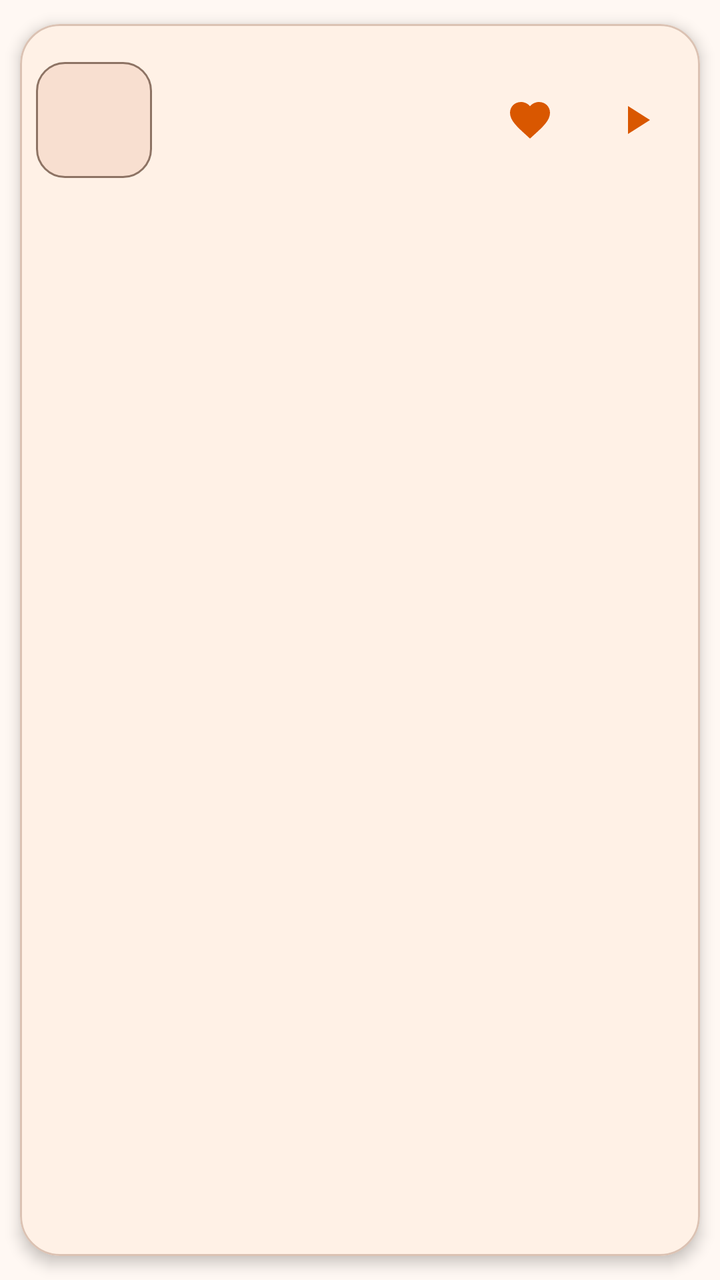
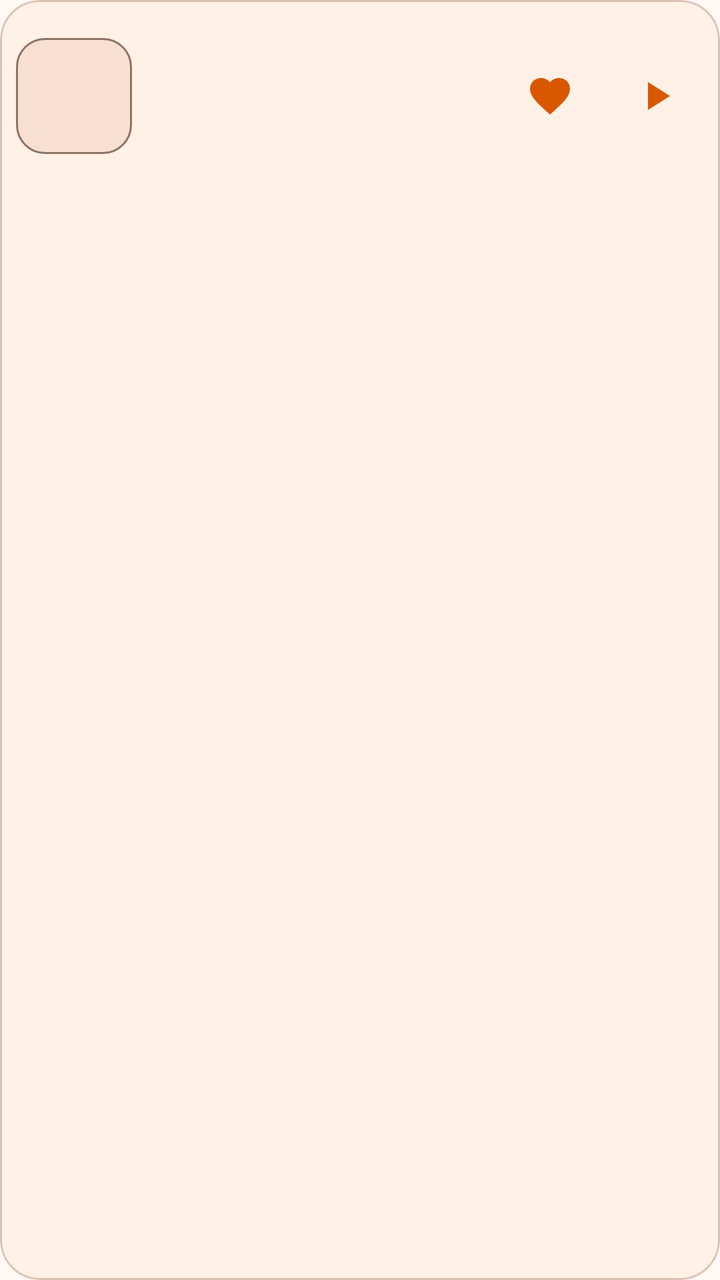

Two renders of the same Android screen: before a commit and after it. Below are the layout's source before the change and the commit's diff.
<!-- AndroidManifest.xml: application theme Theme.DroidBridge -->
<!-- res/layout/item_launcher_instance.xml -->
<?xml version="1.0" encoding="utf-8"?>
<com.google.android.material.card.MaterialCardView xmlns:android="http://schemas.android.com/apk/res/android"
    xmlns:app="http://schemas.android.com/apk/res-auto"
    android:id="@+id/instanceCard"
    android:layout_width="match_parent"
    android:layout_height="wrap_content"
    app:cardElevation="4dp"
    app:cardUseCompatPadding="true"
    app:strokeWidth="1dp">

    <LinearLayout
        android:layout_width="match_parent"
        android:layout_height="wrap_content"
        android:gravity="center_vertical"
        android:minHeight="96dp"
        android:orientation="horizontal"
        android:padding="8dp">

        <ImageView
            android:id="@+id/imageInstanceIcon"
            android:layout_width="58dp"
            android:layout_height="58dp"
            android:background="@drawable/bg_instance_icon"
            android:contentDescription="@string/create_instance_select_icon"
            android:padding="8dp"
            android:scaleType="centerInside"
            android:src="@mipmap/ic_launcher" />

        <LinearLayout
            android:layout_width="0dp"
            android:layout_height="wrap_content"
            android:layout_marginStart="14dp"
            android:layout_weight="1"
            android:orientation="vertical">

            <TextView
                android:id="@+id/textInstanceName"
                android:layout_width="match_parent"
                android:layout_height="wrap_content"
                android:ellipsize="end"
                android:maxLines="1"
                android:textAppearance="@style/TextAppearance.Material3.TitleMedium"
                android:textStyle="bold" />

            <TextView
                android:id="@+id/textInstanceMeta"
                android:layout_width="match_parent"
                android:layout_height="wrap_content"
                android:layout_marginTop="4dp"
                android:ellipsize="end"
                android:maxLines="2"
                android:textAppearance="@style/TextAppearance.Material3.BodySmall" />
        </LinearLayout>
        <ImageButton
            android:id="@+id/buttonFavoriteInstance"
            android:layout_width="42dp"
            android:layout_height="42dp"
            android:layout_marginStart="8dp"
            android:background="?attr/selectableItemBackgroundBorderless"
            android:contentDescription="@string/instance_favorite_add_description"
            android:padding="10dp"
            android:src="@drawable/ic_favorite_24"
            android:tint="?attr/colorPrimary" />

        <ImageButton
            android:id="@+id/buttonDeleteInstance"
            android:layout_width="48dp"
            android:layout_height="48dp"
            android:layout_marginStart="8dp"
            android:background="?attr/selectableItemBackgroundBorderless"
            android:contentDescription="@string/instance_play_content_description"
            android:padding="12dp"
            android:src="@drawable/ic_play_arrow_24"
            android:tint="?attr/colorPrimary" />

        <TextView
            android:id="@+id/textInstanceState"
            android:layout_width="wrap_content"
            android:layout_height="wrap_content"
            android:layout_marginStart="12dp"
            android:visibility="gone"
            android:text="@string/version_state_installed"
            android:textAppearance="@style/TextAppearance.Material3.LabelLarge"
            android:textStyle="bold" />
    </LinearLayout>
</com.google.android.material.card.MaterialCardView>
<!-- resources referenced by this layout -->
<resources>
  <!-- drawable bg_instance_icon (drawable) -->
  <?xml version="1.0" encoding="utf-8"?>
  <shape xmlns:android="http://schemas.android.com/apk/res/android">
      <solid android:color="?attr/colorSurfaceVariant" />
      <corners android:radius="14dp" />
      <stroke
          android:width="1dp"
          android:color="?attr/colorOutline" />
  </shape>
  <!-- drawable ic_favorite_24 (drawable) -->
  <vector xmlns:android="http://schemas.android.com/apk/res/android" android:width="24dp" android:height="24dp" android:viewportWidth="24" android:viewportHeight="24">
      <path android:fillColor="?attr/colorOnSurfaceVariant" android:pathData="M12,21.3l-1.4,-1.3C5.4,15.3 2,12.2 2,8.4C2,5.3 4.4,3 7.5,3c1.7,0 3.4,0.8 4.5,2.1C13.1,3.8 14.8,3 16.5,3C19.6,3 22,5.3 22,8.4c0,3.8 -3.4,6.9 -8.6,11.6z" />
  </vector>
  <!-- drawable ic_play_arrow_24 (drawable) -->
  <vector xmlns:android="http://schemas.android.com/apk/res/android"
      android:width="24dp"
      android:height="24dp"
      android:viewportWidth="24"
      android:viewportHeight="24">
      <path
          android:fillColor="@android:color/white"
          android:pathData="M8,5v14l11,-7z" />
  </vector>
  <!-- mipmap ic_launcher (mipmap-anydpi-v26) -->
  <adaptive-icon xmlns:android="http://schemas.android.com/apk/res/android">
      <background android:drawable="@drawable/ic_launcher_background"/>
      <foreground android:drawable="@drawable/ic_launcher_foreground"/>
  </adaptive-icon>
  <string name="create_instance_select_icon">Select icon</string>
  <string name="instance_favorite_add_description">Add to favourites</string>
  <string name="instance_play_content_description">Play instance</string>
  <string name="version_state_installed">Installed</string>
  <!-- drawable ic_launcher_background (drawable) -->
  <shape xmlns:android="http://schemas.android.com/apk/res/android" android:shape="rectangle">
      <solid android:color="#102116"/>
  </shape>
  <color name="launcher_orange">#D95700</color>
  <color name="launcher_on_orange">#FFFFFF</color>
  <color name="launcher_orange_container">#FFE0C2</color>
  <color name="launcher_on_orange_container">#411400</color>
  <color name="launcher_secondary">#765746</color>
  <color name="launcher_on_secondary">#FFFFFF</color>
  <color name="launcher_secondary_container">#FFDCC7</color>
  <color name="launcher_on_secondary_container">#2C160B</color>
  <color name="launcher_tertiary">#695E2F</color>
  <color name="launcher_on_tertiary">#FFFFFF</color>
  <color name="launcher_tertiary_container">#F2E2A7</color>
  <color name="launcher_on_tertiary_container">#211B00</color>
  <color name="launcher_surface">#FFF8F3</color>
  <color name="launcher_on_surface">#241914</color>
  <color name="launcher_surface_variant">#F8DFD0</color>
  <color name="launcher_on_surface_variant">#584337</color>
  <color name="launcher_outline">#8D7364</color>
  <color name="launcher_outline_variant">#DBC2B3</color>
  <color name="launcher_error">#BA1A1A</color>
  <color name="launcher_on_error">#FFFFFF</color>
  <color name="launcher_error_container">#FFDAD6</color>
  <color name="launcher_on_error_container">#410002</color>
  <color name="launcher_background">#FFF8F3</color>
  <style name="Widget.DroidBridge.Card" parent="Widget.Material3.CardView.Elevated">
          <item name="cardBackgroundColor">@color/launcher_card</item>
          <item name="strokeColor">@color/launcher_outline_variant</item>
          <item name="strokeWidth">1dp</item>
          <item name="cardCornerRadius">20dp</item>
          <item name="cardElevation">0dp</item>
      </style>
  <style name="Widget.DroidBridge.Toolbar" parent="Widget.Material3.Toolbar">
          <item name="android:background">@color/launcher_background</item>
          <item name="titleTextColor">@color/launcher_on_surface</item>
          <item name="navigationIconTint">@color/launcher_on_surface</item>
      </style>
  <color name="launcher_card">#FFF1E6</color>
  <!-- unchanged entries left out for length: 2 -->
</resources>

<!-- the commit's change to res/layout/item_launcher_instance.xml (unified diff, before → after) -->
@@ -4,8 +4,13 @@
     android:id="@+id/instanceCard"
     android:layout_width="match_parent"
     android:layout_height="wrap_content"
-    app:cardElevation="4dp"
-    app:cardUseCompatPadding="true"
+    android:layout_marginStart="4dp"
+    android:layout_marginTop="4dp"
+    android:layout_marginEnd="4dp"
+    android:layout_marginBottom="4dp"
+    app:cardElevation="0dp"
+    app:cardUseCompatPadding="false"
+    app:strokeColor="?attr/colorOutlineVariant"
     app:strokeWidth="1dp">
 
     <LinearLayout
